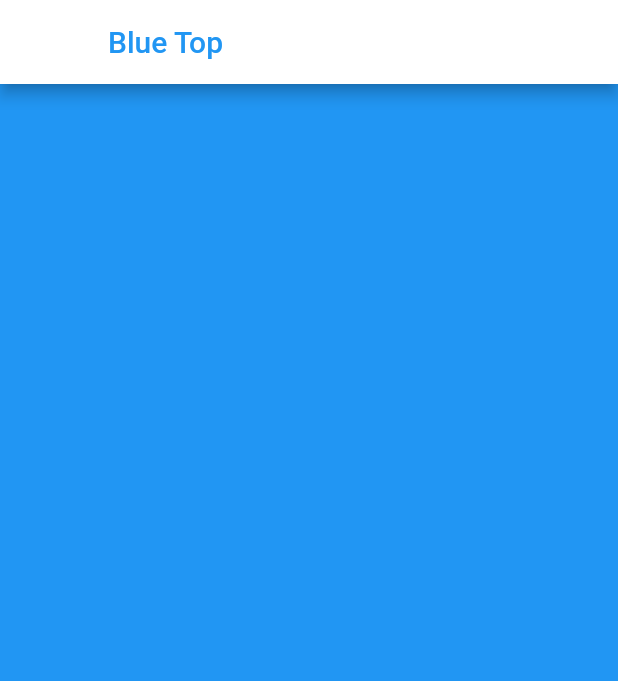
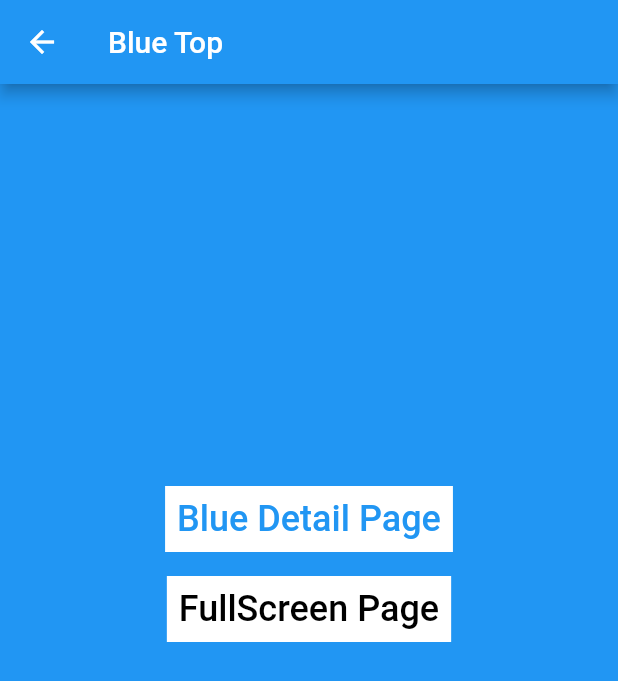
Before and after one commit to salan70/persistent_bottom_nav_bar_v2_sample, a Flutter app: the BlueTopPage screen opened directly, on a phone screen of 412 x 824 dp. Shown: the top 681 px of the screen. Run offline on Flutter 3.47's test engine with Material 2 defaults, Android fonts, the phone set to English and light mode, and no system bars; our stand-ins replace persistent_bottom_nav_bar_v2.

Commit message:
各detail_pageとdetaile_pageへの遷移を追加

```diff
--- a/lib/blue_page/blue_top_page.dart
+++ b/lib/blue_page/blue_top_page.dart
@@ -1,4 +1,6 @@
 import 'package:flutter/material.dart';
+import 'package:persistent_bottom_nav_bar_v2/persistent-tab-view.dart';
+import 'package:persistent_bottom_nav_bar_v2_s/blue_page/blue_detail_page.dart';
 
 class BlueTopPage extends StatelessWidget {
   const BlueTopPage({Key? key}) : super(key: key);
@@ -7,16 +9,55 @@ class BlueTopPage extends StatelessWidget {
   Widget build(BuildContext context) {
     return Scaffold(
         appBar: AppBar(
-          backgroundColor: Colors.white,
           title: const Text(
             'Blue Top',
-            style: TextStyle(color: Colors.blue),
           ),
         ),
         body: Container(
           height: double.infinity,
           width: double.infinity,
           color: Colors.blue,
+          child: Column(children: [
+            const SizedBox(
+              height: 260,
+            ),
+            TextButton(
+              child: Container(
+                  padding: const EdgeInsets.all(8),
+                  color: Colors.white,
+                  child: const Text(
+                    'Blue Detail Page',
+                    style: TextStyle(
+                      color: Colors.blue,
+                      fontSize: 24,
+                    ),
+                  )),
+              onPressed: () {
+                pushNewScreen<dynamic>(
+                  context,
+                  screen: const BlueDetailPage(),
+                );
+              },
+            ),
+            TextButton(
+              child: Container(
+                  padding: const EdgeInsets.all(8),
+                  color: Colors.white,
+                  child: const Text(
+                    'FullScreen Page',
+                    style: TextStyle(
+                      color: Colors.black,
+                      fontSize: 24,
+                    ),
+                  )),
+              onPressed: () {
+                pushNewScreen<dynamic>(
+                  context,
+                  screen: const BlueDetailPage(),
+                );
+              },
+            ),
+          ]),
         ));
   }
 }
```
Also changed, not shown: lib/blue_page/blue_detail_page.dart (+24 -0 lines), lib/green_page/green_detail_page.dart (+24 -0 lines), lib/green_page/green_top_page.dart (+43 -2 lines), lib/red_page/red_detail_page.dart (+24 -0 lines), lib/red_page/red_top_page.dart (+43 -2 lines).
